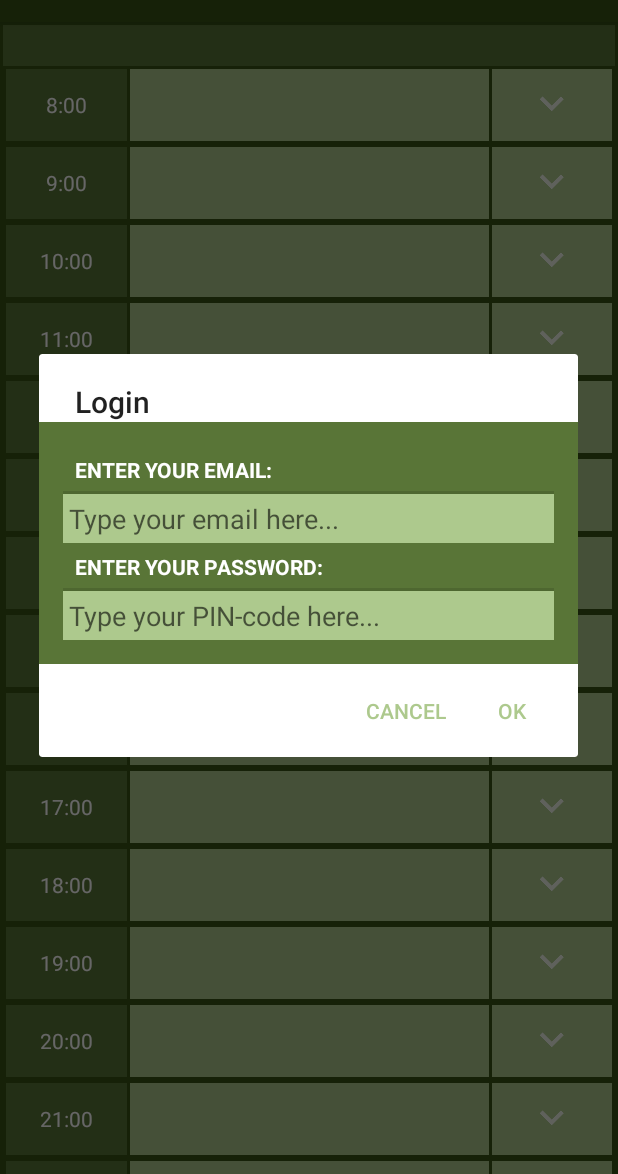
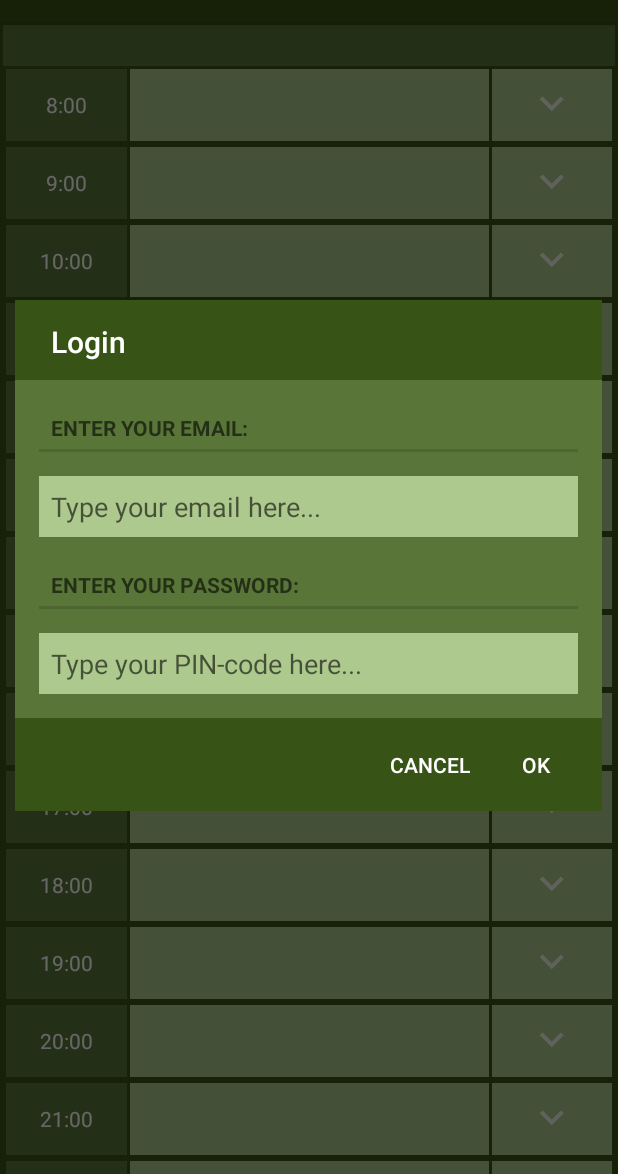
Before and after one commit to DanglingPointer/NTNUI-Tennis, an Android app: the screen it shows after launch (PagerActivity), in the options menu, after a tap on "Login", on a phone screen of 412 x 824 dp, the part 62-1236 px from its top. Run offline under Robolectric (Android 15) with nearby library versions, the phone set to English and light mode, and no system bars.

Commit message:
AlertDialog background fixed

```diff
--- a/App/NtnuiTennis/app/src/main/res/layout/fragment_dialog_login.xml
+++ b/App/NtnuiTennis/app/src/main/res/layout/fragment_dialog_login.xml
@@ -3,41 +3,61 @@
               android:layout_width="match_parent"
               android:layout_height="wrap_content"
               android:background="@color/green"
-              android:orientation="vertical"
-              android:padding="16dp">
+              android:orientation="vertical">
 
     <TextView
         style="?android:listSeparatorTextViewStyle"
         android:layout_width="match_parent"
         android:layout_height="wrap_content"
+        android:layout_margin="16dp"
         android:text="@string/email_prompt"
-        android:textColor="@color/white"
         />
+
+    <!--android:textColor="@color/white"-->
 
     <EditText
         android:id="@+id/email_edit_text"
+
         android:layout_width="match_parent"
         android:layout_height="wrap_content"
-        android:padding="4dp"
+        android:layout_marginBottom="16dp"
+        android:layout_marginLeft="16dp"
+        android:layout_marginRight="16dp"
+
         android:background="@color/lightGreen"
         android:hint="@string/email_hint"
-        android:inputType="textEmailAddress"/>
+        android:inputType="textEmailAddress"
+        android:padding="8dp"
+        android:textCursorDrawable="@null"
+        />
+
+    <!--android:textColor="@color/extraDarkGreen"-->
 
     <TextView
         style="?android:listSeparatorTextViewStyle"
         android:layout_width="match_parent"
         android:layout_height="wrap_content"
+        android:layout_marginBottom="16dp"
+        android:layout_marginLeft="16dp"
+        android:layout_marginRight="16dp"
         android:text="@string/password_prompt"
-        android:textColor="@color/white"
         />
+
+    <!--android:textColor="@color/white"-->
 
     <EditText
         android:id="@+id/password_edit_text"
+
         android:layout_width="match_parent"
         android:layout_height="wrap_content"
-        android:padding="4dp"
+        android:layout_marginBottom="16dp"
+        android:layout_marginLeft="16dp"
+        android:layout_marginRight="16dp"
+
         android:background="@color/lightGreen"
         android:hint="@string/password_hint"
-        android:inputType="numberPassword"/>
+        android:inputType="numberPassword"
+        android:padding="8dp"
+        android:textCursorDrawable="@null"/>
 
 </LinearLayout>
--- a/App/NtnuiTennis/app/src/main/res/values/styles.xml
+++ b/App/NtnuiTennis/app/src/main/res/values/styles.xml
@@ -5,9 +5,10 @@
         <item name="colorPrimary">@color/darkGreen</item>
         <item name="colorPrimaryDark">@color/extraDarkGreen</item>
         <item name="colorAccent">@color/lightGreen</item>
+
+        <item name="android:windowBackground">@color/darkGreen</item>
         <item name="actionBarPopupTheme">@style/DropDownMenuStyle</item>
-        <item name="dialogTheme">@style/DialogStyle</item>
-        <!--<item name="android:colorBackground">@color/green</item>-->
+        <item name="android:alertDialogTheme">@style/DialogStyle</item>
     </style>
 
     <style name="DropDownMenuStyle" parent="Widget.AppCompat.PopupMenu.Overflow">
@@ -17,11 +18,21 @@
         <item name="overlapAnchor">false</item>
     </style>
 
-    <style name="DialogStyle" parent="Theme.AppCompat.Dialog">
+    <style name="DialogStyle" parent="Theme.AppCompat.Dialog.Alert">
+        <item name="colorPrimary">@color/darkGreen</item>
+        <item name="colorPrimaryDark">@color/extraDarkGreen</item>
+        <item name="colorAccent">@color/white</item>
+
         <item name="android:windowBackground">@color/darkGreen</item>
-        <item name="android:colorBackground">@color/darkGreen</item>
+        <item name="android:windowTitleStyle">@style/DialogTitleStyle</item>
     </style>
 
-    <!--Widget.AppCompat.PopupMenu.Overflow-->
+    <style name="DialogTitleStyle" parent="Base.DialogWindowTitle.AppCompat">
+        <item name="colorPrimary">@color/darkGreen</item>
+        <item name="colorPrimaryDark">@color/extraDarkGreen</item>
+        <item name="colorAccent">@color/white</item>
+
+        <item name="android:layout_marginBottom">8dp</item>
+    </style>
 
 </resources>
```
